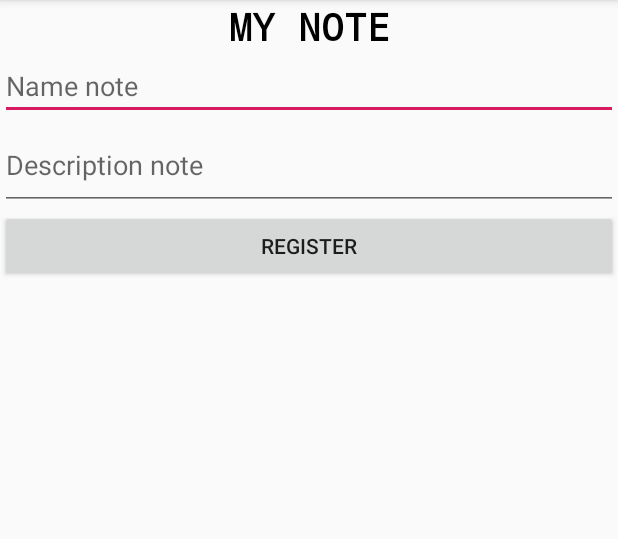
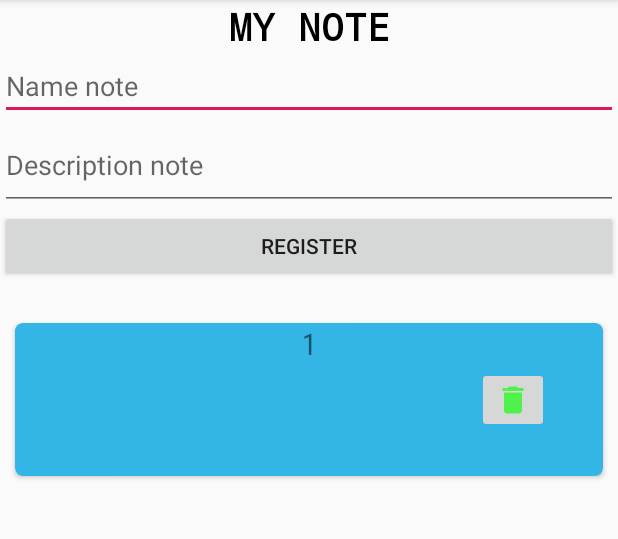
Before and after one commit to joguzmandev/MVPExample, an Android app: the screen it shows after launch (MainActivity), after a tap on "REGISTER", on a phone screen of 412 x 824 dp, the part 84-623 px from its top. Run offline under Robolectric (Android 15) with nearby library versions, the phone set to English and light mode, and no system bars; our stand-ins replace Room's generated code.

Commit message:
Changing data layer using LiveData

```diff
--- a/app/src/main/java/org/softhk/mvp/data/entity/Note.kt
+++ b/app/src/main/java/org/softhk/mvp/data/entity/Note.kt
@@ -8,7 +8,7 @@ import kotlinx.android.parcel.Parcelize
 
 @Parcelize
 @Entity(tableName = "Note")
-class Note(
+data class Note(
     @PrimaryKey(autoGenerate = true)
     val id: Int? = null,
     @ColumnInfo(name = "Name")
--- a/app/src/main/java/org/softhk/mvp/data/repository/ds/NoteDataSource.kt
+++ b/app/src/main/java/org/softhk/mvp/data/repository/ds/NoteDataSource.kt
@@ -1,16 +1,17 @@
 package org.softhk.mvp.data.repository.ds
 
+import androidx.lifecycle.LiveData
 import org.softhk.mvp.data.entity.Note
 
 interface NoteDataSource {
 
     fun addNote(note: Note): Unit
 
-    fun findNoteById(id: Int): Note
+    fun findNoteById(id: Int): LiveData<Note>
 
     fun updateNote(note: Note): Unit
 
     fun deleteNote(note: Note): Unit
 
-    fun getAllNote(): List<Note>
+    fun getAllNote():LiveData<List<Note>>
 }
--- a/app/src/main/java/org/softhk/mvp/data/repository/local/NoteDao.kt
+++ b/app/src/main/java/org/softhk/mvp/data/repository/local/NoteDao.kt
@@ -1,9 +1,7 @@
 package org.softhk.mvp.data.repository.local
 
-import androidx.room.Dao
-import androidx.room.Delete
-import androidx.room.Insert
-import androidx.room.Query
+import androidx.lifecycle.LiveData
+import androidx.room.*
 import org.softhk.mvp.data.entity.Note
 
 @Dao
@@ -13,12 +11,15 @@ interface NoteDao {
     fun insertNote(note: Note)
 
     @Query("SELECT * FROM Note WHERE id = :id")
-    fun findNoteById(id: Int): Note
+    fun findNoteById(id: Int): LiveData<Note>
 
     @Query("SELECT * FROM Note")
-    fun getAllNotes(): List<Note>
+    fun getAllNotes(): LiveData<List<Note>>
 
     @Delete
+    fun deleteNote(note: Note)
+
+    @Update
     fun updateNote(note: Note)
 
 
--- a/app/src/main/java/org/softhk/mvp/data/repository/local/NoteLocalDataSource.kt
+++ b/app/src/main/java/org/softhk/mvp/data/repository/local/NoteLocalDataSource.kt
@@ -2,6 +2,7 @@ package org.softhk.mvp.data.repository.local
 
 import android.os.AsyncTask
 import android.util.Log
+import androidx.lifecycle.LiveData
 import org.softhk.mvp.data.entity.Note
 import org.softhk.mvp.data.repository.ds.NoteDataSource
 
@@ -9,12 +10,7 @@ import org.softhk.mvp.data.repository.ds.NoteDataSource
 class NoteLocalDataSource constructor(var noteDataBase: NoteDataBase) : NoteDataSource {
 
     override fun addNote(note: Note) {
-
         AsyncTask.execute { noteDataBase.noteDao().insertNote(note) }
-    }
-
-    override fun findNoteById(id: Int): Note {
-        return noteDataBase.noteDao().findNoteById(id)
     }
 
     override fun updateNote(note: Note) {
@@ -22,11 +18,15 @@ class NoteLocalDataSource constructor(var noteDataBase: NoteDataBase) : NoteData
     }
 
     override fun deleteNote(note: Note) {
-        TODO("not implemented") //To change body of created functions use File | Settings | File Templates.
+        AsyncTask.execute { noteDataBase.noteDao().deleteNote(note) }
     }
 
-    override fun getAllNote(): List<Note> {
-        TODO("not implemented") //To change body of created functions use File | Settings | File Templates.
+    override fun findNoteById(id: Int): LiveData<Note> {
+        return noteDataBase.noteDao().findNoteById(id)
+    }
+
+    override fun getAllNote(): LiveData<List<Note>> {
+        return noteDataBase.noteDao().getAllNotes()
     }
 
 
--- a/app/src/main/java/org/softhk/mvp/presenter/NotePresenter.kt
+++ b/app/src/main/java/org/softhk/mvp/presenter/NoteMainPresenter.kt
@@ -4,16 +4,19 @@ import org.softhk.mvp.data.entity.Note
 import org.softhk.mvp.data.repository.Repository
 import org.softhk.mvp.ui.main.MainActivity
 
-class NotePresenter constructor(val view: MainActivity, val repository: Repository) {
+class NoteMainPresenter constructor(val view: MainActivity, val repository: Repository) {
 
     fun getAllNote() {
-        repository.getAllNote().let { list ->
+        repository.getAllNote().let {list->
             view.setNotes(list)
         }
     }
 
     fun addNote(note: Note) {
         repository.addNote(note)
-        getAllNote()
+    }
+
+    fun deleteNote(note:Note){
+        repository.deleteNote(note)
     }
 }
--- a/app/src/main/java/org/softhk/mvp/ui/main/MainActivity.kt
+++ b/app/src/main/java/org/softhk/mvp/ui/main/MainActivity.kt
@@ -1,26 +1,28 @@
 package org.softhk.mvp.ui.main
 
-import androidx.appcompat.app.AppCompatActivity
 import android.os.Bundle
-import android.util.Log
 import android.view.View
 import android.widget.Button
 import android.widget.EditText
+import android.widget.Toast
+import androidx.appcompat.app.AppCompatActivity
+import androidx.lifecycle.LiveData
+import androidx.lifecycle.Observer
 import androidx.recyclerview.widget.LinearLayoutManager
 import androidx.recyclerview.widget.RecyclerView
 import org.softhk.mvp.R
 import org.softhk.mvp.data.entity.Note
 import org.softhk.mvp.data.repository.Repository
 import org.softhk.mvp.data.repository.local.DB
-import org.softhk.mvp.data.repository.local.NoteDao
-import org.softhk.mvp.data.repository.local.NoteDataBase
 import org.softhk.mvp.data.repository.local.NoteLocalDataSource
-import org.softhk.mvp.presenter.NotePresenter
+import org.softhk.mvp.presenter.NoteMainPresenter
 import org.softhk.mvp.ui.main.adapter.NoteAdapter
+import org.softhk.mvp.ui.main.adapter.RecyclerViewNoteListener
 
-class MainActivity : AppCompatActivity(), MainActivityView, View.OnClickListener {
+class MainActivity : AppCompatActivity(), MainActivityView, View.OnClickListener,
+    RecyclerViewNoteListener {
 
-    private lateinit var presenter: NotePresenter
+    private lateinit var mainPresenter: NoteMainPresenter
     private lateinit var rvAdapter: NoteAdapter
     private lateinit var recyclerView: RecyclerView
 
@@ -30,7 +32,7 @@ class MainActivity : AppCompatActivity(), MainActivityView, View.OnClickListener
     private lateinit var buttonRegister: Button
 
     fun setUpRecyclerView() {
-        rvAdapter = NoteAdapter()
+        rvAdapter = NoteAdapter(this)
 
         recyclerView = findViewById(R.id.rvNotes)
 
@@ -56,20 +58,22 @@ class MainActivity : AppCompatActivity(), MainActivityView, View.OnClickListener
         setContentView(R.layout.activity_main)
         setUpRecyclerView()
         setUpUI()
-        presenter = NotePresenter(
+        mainPresenter = NoteMainPresenter(
             this,
             Repository(NoteLocalDataSource(DB.getInstance(this)))
         )
-
         fetchNotes()
     }
 
     override fun fetchNotes() {
-        presenter.getAllNote()
+        mainPresenter.getAllNote()
     }
 
-    override fun setNotes(listOfNotes: List<Note>) {
-        rvAdapter.setAdapter(listOfNotes)
+    override fun setNotes(listOfNotes: LiveData<List<Note>>) {
+        listOfNotes.observe(this, Observer { list ->
+            rvAdapter.setAdapter(list)
+        })
+
     }
 
     override fun onClick(v: View) {
@@ -77,9 +81,17 @@ class MainActivity : AppCompatActivity(), MainActivityView, View.OnClickListener
             R.id.button_register -> {
                 val textName = editTextName.text.toString()
                 val textDescription = editTextDescription.text.toString()
-                presenter.addNote(Note(name = textName, description = textDescription))
-                clearUI()
+                mainPresenter.addNote(Note(name = textName, description = textDescription))
+                    .apply {
+                        clearUI()
+                    }
+
             }
         }
     }
+
+    override fun onNoteDeleteClick(noteToDelete: Note) {
+        mainPresenter.deleteNote(noteToDelete)
+        Toast.makeText(this, "Note selected to delete: ${noteToDelete}", Toast.LENGTH_LONG).show()
+    }
 }
--- a/app/src/main/java/org/softhk/mvp/ui/main/MainActivityView.kt
+++ b/app/src/main/java/org/softhk/mvp/ui/main/MainActivityView.kt
@@ -1,11 +1,13 @@
 package org.softhk.mvp.ui.main
 
+import androidx.lifecycle.LiveData
+import androidx.lifecycle.MutableLiveData
 import org.softhk.mvp.data.entity.Note
 
 interface MainActivityView {
 
     fun fetchNotes()
-    fun setNotes(listOfNotes: List<Note>)
+    fun setNotes(listOfNotes: LiveData<List<Note>>)
 
 
 }
--- a/app/src/main/java/org/softhk/mvp/ui/main/adapter/NoteAdapter.kt
+++ b/app/src/main/java/org/softhk/mvp/ui/main/adapter/NoteAdapter.kt
@@ -3,12 +3,13 @@ package org.softhk.mvp.ui.main.adapter
 import android.view.LayoutInflater
 import android.view.View
 import android.view.ViewGroup
+import android.widget.ImageButton
 import android.widget.TextView
 import androidx.recyclerview.widget.RecyclerView
 import org.softhk.mvp.R
 import org.softhk.mvp.data.entity.Note
 
-class NoteAdapter : RecyclerView.Adapter<NoteAdapter.NoteViewHolder>() {
+class NoteAdapter constructor(var listener: RecyclerViewNoteListener) : RecyclerView.Adapter<NoteAdapter.NoteViewHolder>() {
 
     private lateinit var listNotesAdapter: ArrayList<Note>
 
@@ -21,7 +22,7 @@ class NoteAdapter : RecyclerView.Adapter<NoteAdapter.NoteViewHolder>() {
         var view =
             LayoutInflater.from(parent.context).inflate(R.layout.rv_viewholder_item, parent, false)
 
-        return NoteViewHolder(view)
+        return NoteViewHolder(view,listener)
     }
 
     override fun getItemCount(): Int = listNotesAdapter.size
@@ -31,23 +32,34 @@ class NoteAdapter : RecyclerView.Adapter<NoteAdapter.NoteViewHolder>() {
         holder.bind(note)
     }
 
-    inner class NoteViewHolder constructor(var view: View) : RecyclerView.ViewHolder(view) {
+    inner class NoteViewHolder constructor(var view: View,listener: RecyclerViewNoteListener) : RecyclerView.ViewHolder(view), View.OnClickListener {
 
         private lateinit var textViewId: TextView
         private lateinit var textViewName: TextView
         private lateinit var textViewDescription: TextView
+        private lateinit var deleteNoteImgButton:ImageButton
+        private lateinit var listener: RecyclerViewNoteListener
 
 
         init {
             textViewId = view.findViewById(R.id.tv_id)
             textViewName = view.findViewById(R.id.tv_name)
             textViewDescription = view.findViewById(R.id.tv_descrition)
+            deleteNoteImgButton = view.findViewById(R.id.deletenote_imgbutton)
+            deleteNoteImgButton.setOnClickListener(this)
+            this.listener = listener
+
+
         }
 
         fun bind(note: Note) {
             textViewId.text = note.id.toString()
             textViewName.text = note.name
             textViewDescription.text = note.description
+        }
+
+        override fun onClick(v: View?) {
+            listener.onNoteDeleteClick(listNotesAdapter.get(adapterPosition))
         }
     }
 
--- /dev/null
+++ b/app/src/main/java/org/softhk/mvp/ui/main/adapter/RecyclerViewNoteListener.kt
@@ -0,0 +1,7 @@
+package org.softhk.mvp.ui.main.adapter
+
+import org.softhk.mvp.data.entity.Note
+
+interface RecyclerViewNoteListener {
+    fun onNoteDeleteClick(noteToDelete:Note)
+}
--- /dev/null
+++ b/app/src/main/res/drawable/ic_delete.xml
@@ -0,0 +1,9 @@
+<vector android:height="24dp" android:tint="#50F14B"
+    android:viewportHeight="24.0" android:viewportWidth="24.0"
+    android:width="24dp"
+    xmlns:android="http://schemas.android.com/apk/res/android">
+    <path
+        android:fillColor="#FF000000"
+
+        android:pathData="M6,19c0,1.1 0.9,2 2,2h8c1.1,0 2,-0.9 2,-2V7H6v12zM19,4h-3.5l-1,-1h-5l-1,1H5v2h14V4z"/>
+</vector>
--- a/app/src/main/res/layout/rv_viewholder_item.xml
+++ b/app/src/main/res/layout/rv_viewholder_item.xml
@@ -51,6 +51,16 @@
             app:layout_constraintTop_toBottomOf="@id/tv_name"
             tool:text="Description to Show" />
 
+        <ImageButton
+            android:id="@+id/deletenote_imgbutton"
+            android:layout_width="wrap_content"
+            android:layout_height="wrap_content"
+            app:layout_constraintBottom_toBottomOf="@+id/tv_descrition"
+            app:layout_constraintEnd_toEndOf="parent"
+            app:layout_constraintStart_toEndOf="@+id/tv_descrition"
+            app:layout_constraintTop_toTopOf="parent"
+            android:src="@drawable/ic_delete" />
+
     </androidx.constraintlayout.widget.ConstraintLayout>
 
 </androidx.cardview.widget.CardView>
```
Also changed, not shown: app/build.gradle (+7 -3 lines), app/src/main/java/org/softhk/mvp/data/repository/Repository.kt (+6 -5 lines).
